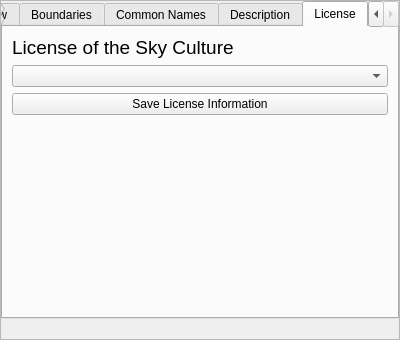
Stellarium/stellarium, file plugins/SkyCultureMaker/src/gui/scmSkyCultureDialog.ui: the form before one commit.
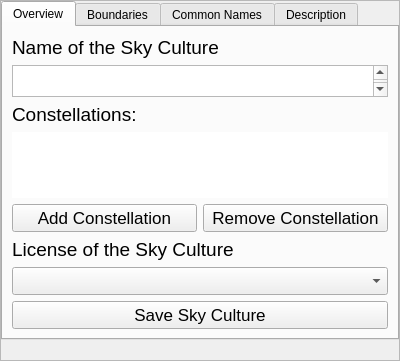
The form after the commit. The open tabs and pages were chosen to show the change. Custom widgets are drawn as their Qt base class.

The edit to the form file:
```diff
--- a/plugins/SkyCultureMaker/src/gui/scmSkyCultureDialog.ui
+++ b/plugins/SkyCultureMaker/src/gui/scmSkyCultureDialog.ui
@@ -139,6 +139,11 @@
           </item>
           <item>
            <widget class="QLabel" name="constellationsLbl">
+            <property name="font">
+             <font>
+              <pointsize>14</pointsize>
+             </font>
+            </property>
             <property name="text">
              <string>Constellations:</string>
             </property>
@@ -212,6 +217,42 @@
           </item>
           <item>
            <layout class="QVBoxLayout" name="overviewSCBtnLayout">
+            <item>
+            <widget class="QLabel" name="selectLicenseLbl">
+              <property name="sizePolicy">
+              <sizepolicy hsizetype="Preferred" vsizetype="Fixed">
+                <horstretch>0</horstretch>
+                <verstretch>0</verstretch>
+              </sizepolicy>
+              </property>
+              <property name="font">
+              <font>
+                <pointsize>14</pointsize>
+              </font>
+              </property>
+              <property name="text">
+              <string>License of the Sky Culture</string>
+              </property>
+              <property name="alignment">
+              <set>Qt::AlignLeading|Qt::AlignLeft|Qt::AlignVCenter</set>
+              </property>
+            </widget>
+            </item>
+            <item>
+            <widget class="QComboBox" name="licenseCB">
+              <property name="font">
+               <font>
+                <pointsize>13</pointsize>
+               </font>
+              </property>
+              <property name="sizePolicy">
+              <sizepolicy hsizetype="Expanding" vsizetype="Fixed">
+                <horstretch>0</horstretch>
+                <verstretch>0</verstretch>
+              </sizepolicy>
+              </property>
+            </widget>
+            </item>
             <item>
              <widget class="QPushButton" name="SaveSkyCultureBtn">
               <property name="minimumSize">
@@ -458,106 +499,6 @@
           </item>
         </layout>
         </widget>
-        <widget class="QWidget" name="licenseTab">
-         <property name="sizePolicy">
-          <sizepolicy hsizetype="Preferred" vsizetype="Preferred">
-           <horstretch>0</horstretch>
-           <verstretch>0</verstretch>
-          </sizepolicy>
-         </property>
-         <attribute name="title">
-          <string>License</string>
-         </attribute>
-         <layout class="QVBoxLayout" name="licenseTabLayout">
-          <item>
-           <widget class="QLabel" name="selectLicenseLbl">
-            <property name="sizePolicy">
-             <sizepolicy hsizetype="Preferred" vsizetype="Fixed">
-              <horstretch>0</horstretch>
-              <verstretch>0</verstretch>
-             </sizepolicy>
-            </property>
-            <property name="font">
-             <font>
-              <pointsize>14</pointsize>
-             </font>
-            </property>
-            <property name="text">
-             <string>License of the Sky Culture</string>
-            </property>
-            <property name="alignment">
-             <set>Qt::AlignLeading|Qt::AlignLeft|Qt::AlignVCenter</set>
-            </property>
-           </widget>
-          </item>
-          <item>
-           <widget class="QComboBox" name="licenseCB">
-            <property name="sizePolicy">
-             <sizepolicy hsizetype="Expanding" vsizetype="Fixed">
-              <horstretch>0</horstretch>
-              <verstretch>0</verstretch>
-             </sizepolicy>
-            </property>
-           </widget>
-          </item>
-          <!-- <item>
-           <widget class="QLabel" name="authorListLbl">
-            <property name="font">
-             <font>
-              <pointsize>14</pointsize>
-             </font>
-            </property>
-            <property name="text">
-             <string>List of all authors (Comma separated)</string>
-            </property>
-           </widget>
-          </item>
-          <item>
-           <widget class="QTextEdit" name="authorsTE"/>
-          </item>
-          <item>
-           <widget class="QLabel" name="classificationLbl">
-            <property name="font">
-             <font>
-              <pointsize>14</pointsize>
-             </font>
-            </property>
-            <property name="text">
-             <string>Classification of the Sky Culture</string>
-            </property>
-           </widget>
-          </item>
-          <item>
-           <widget class="QComboBox" name="classificationCB">
-            <property name="font">
-             <font>
-              <pointsize>13</pointsize>
-             </font>
-            </property>
-           </widget>
-          </item> -->
-          <item>
-           <widget class="QPushButton" name="saveLicenseBtn">
-            <property name="text">
-             <string>Save License Information</string>
-            </property>
-           </widget>
-          </item>
-          <item>
-           <spacer name="verticalSpacer">
-            <property name="orientation">
-             <enum>Qt::Vertical</enum>
-            </property>
-            <property name="sizeHint" stdset="0">
-             <size>
-              <width>20</width>
-              <height>40</height>
-             </size>
-            </property>
-           </spacer>
-          </item>
-         </layout>
-        </widget>
        </widget>
       </item>
       <item>
```
Left out of the diff: 5 changed lines with no effect on the pictures.
